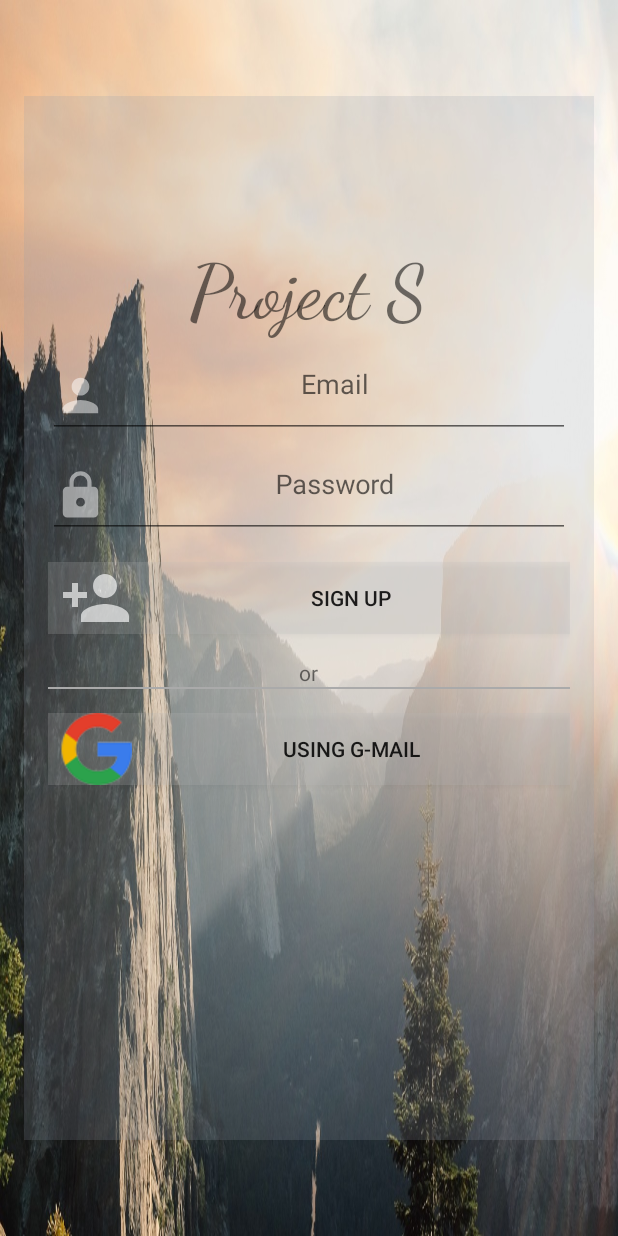
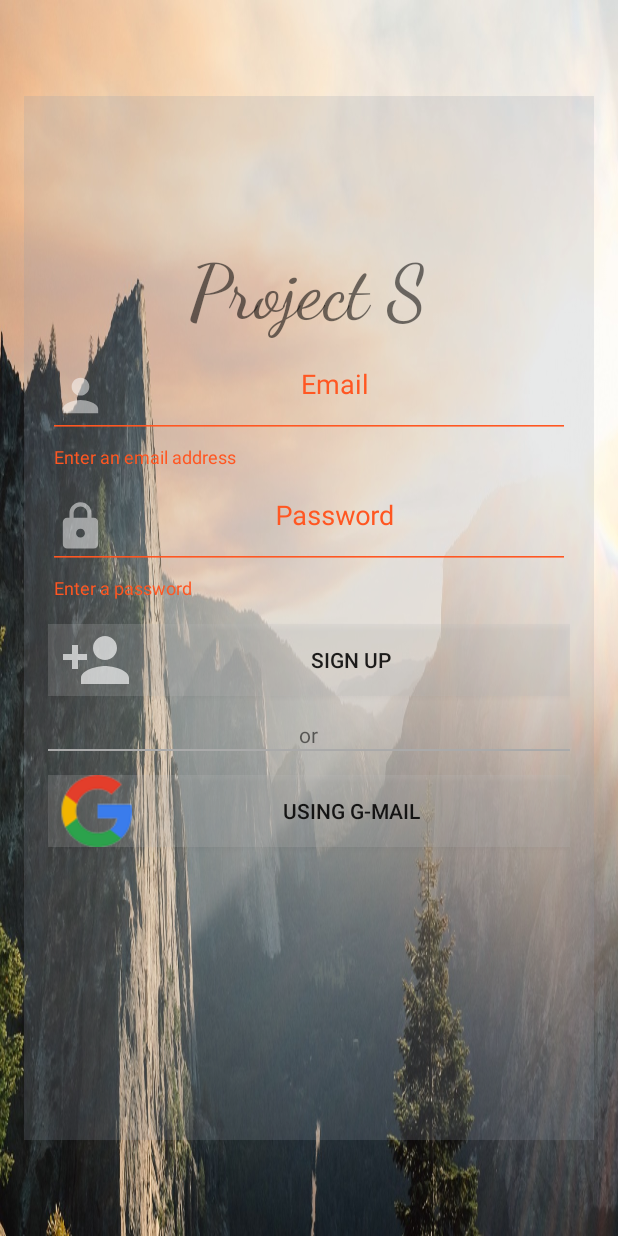
Before and after one commit to NgakaMafona/ProjectS, an Android app: the fragment SignUp placed in its activity, after a tap on "SIGN UP", on a phone screen of 412 x 824 dp. Run offline under Robolectric (Android 15) with nearby library versions, the phone set to English and light mode, and no system bars; our stand-ins replace Firebase (no records; nobody signed in at launch, a user with empty details on screens opened directly).

Commit message:
Second commit
1: Added input types
2: SignUp with username and email address functioning

```diff
--- a/app/build.gradle
+++ b/app/build.gradle
@@ -5,7 +5,7 @@ android {
     buildToolsVersion "25.0.0"
     defaultConfig {
         applicationId "za.co.developersjunction.projects"
-        minSdkVersion 23
+        minSdkVersion 19
         targetSdkVersion 25
         versionCode 1
         versionName "1.0"
--- a/app/src/main/AndroidManifest.xml
+++ b/app/src/main/AndroidManifest.xml
@@ -19,6 +19,8 @@
             android:name=".SignInActivity"
             android:theme="@style/Theme.AppCompat.Light.NoActionBar">
         </activity>
+        <activity android:name=".loginTest">
+        </activity>
     </application>
 
 </manifest>
--- a/app/src/main/java/layout/SignUp.java
+++ b/app/src/main/java/layout/SignUp.java
@@ -3,6 +3,7 @@ package layout;
 
 import android.app.Fragment;
 //import android.support.v4.app.Fragment;
+import android.content.Intent;
 import android.os.Bundle;
 import android.support.annotation.NonNull;
 import android.support.design.widget.TextInputLayout;
@@ -14,14 +15,21 @@ import android.view.ViewGroup;
 import android.widget.Button;
 import android.widget.EditText;
 import android.widget.TextView;
+import android.widget.Toast;
 
 import com.google.android.gms.auth.api.Auth;
 import com.google.android.gms.auth.api.signin.GoogleSignInOptions;
 import com.google.android.gms.common.api.GoogleApiClient;
+import com.google.android.gms.tasks.OnCompleteListener;
+import com.google.android.gms.tasks.Task;
+import com.google.firebase.auth.AuthResult;
 import com.google.firebase.auth.FirebaseAuth;
 import com.google.firebase.auth.FirebaseUser;
 
 import za.co.developersjunction.projects.R;
+import za.co.developersjunction.projects.Validations;
+import za.co.developersjunction.projects.loginTest;
+import za.co.developersjunction.projects.pojo.Login;
 
 /**
  * A simple {@link Fragment} subclass.
@@ -34,6 +42,8 @@ public class SignUp extends Fragment implements View.OnClickListener
     private EditText edt_sign_in_password;
     private TextView tv_sign_up;
 
+    View v;
+
     //TextInputLayout global declaration
     private TextInputLayout til_email;
     private TextInputLayout til_pass;
@@ -41,6 +51,12 @@ public class SignUp extends Fragment implements View.OnClickListener
     //Button global declaration
     private Button btn_google_signUp;
     private Button btn_on_signUp;
+
+    //check for valid email and password
+    private boolean valid_email;
+    private boolean valid_password;
+
+    private boolean isSucc;
 
     //Firebase global declaration
     private GoogleApiClient mGoogleApiClient;
@@ -58,7 +74,7 @@ public class SignUp extends Fragment implements View.OnClickListener
     public View onCreateView(LayoutInflater inflater, ViewGroup container,Bundle savedInstanceState)
     {
         // Inflate the layout for this fragment
-        View v = inflater.inflate(R.layout.fragment_sign_up, container, false);
+        v = inflater.inflate(R.layout.fragment_sign_up, container, false);
 
         //Initialise EditTexts
         edt_sign_in_email = (EditText) v.findViewById(R.id.edt_sign_in_email);
@@ -122,7 +138,66 @@ public class SignUp extends Fragment implements View.OnClickListener
         }
         else if(btn_id ==  R.id.btn_email_sign_up)
         {
+            Validations val = new Validations();
+            Login l;
 
+            //get text from edittexts
+            String email = edt_sign_in_email.getText().toString();
+            String password = edt_sign_in_password.getText().toString();
+
+            //validate email and password
+            valid_email =  val.isValidEmail(email);
+            valid_password = val.validPassword(password);
+
+            //check for empty string
+            if(email.equals(""))
+            {
+                til_email.setError("Enter an email address");
+            }
+            else
+            {
+                til_email.setErrorEnabled(false);
+
+                if(!valid_email)
+                {
+                    til_email.setError("Enter a valid email address");
+                }
+                else
+                {
+                    til_email.setError("");
+                }
+            }
+
+            //check for password empty string
+            if(password.equals(""))
+            {
+                til_pass.setError("Enter a password");
+            }
+            else
+            {
+                til_pass.setError("");
+
+                if(!valid_password)
+                {
+                    til_pass.setError("Enter a valid password");
+                }
+                else
+                {
+                    til_pass.setError("");
+                }
+            }
+
+            if(valid_email && valid_password)
+            {
+                l = new Login(email,password);
+                createAccount(l);
+
+                if (isSucc)
+                {
+                    startActivity(new Intent(getActivity(),loginTest.class));
+                }
+
+            }
         }
 
     }
@@ -141,4 +216,28 @@ public class SignUp extends Fragment implements View.OnClickListener
         super.onStop();
         mGoogleApiClient.disconnect();
     }
+
+    public void createAccount(Login l)
+    {
+        mFirebaseAuth.createUserWithEmailAndPassword(l.getEmail(),l.getPassword())
+                .addOnCompleteListener(getActivity(), new OnCompleteListener<AuthResult>()
+                {
+                    @Override
+                    public void onComplete(@NonNull Task<AuthResult> task)
+                    {
+                        if(!task.isSuccessful())
+                        {
+                            isSucc = false;
+
+                            Toast.makeText(getActivity(),"Error creating account " + task.isSuccessful(),Toast.LENGTH_LONG).show();
+                        }
+                        else
+                        {
+                            isSucc = true;
+
+                            Toast.makeText(getActivity(),"Account Created Successfully" + task.isSuccessful(),Toast.LENGTH_LONG).show();
+                        }
+                    }
+                });
+    }
 }
--- a/app/src/main/res/layout/fragment_sign_up.xml
+++ b/app/src/main/res/layout/fragment_sign_up.xml
@@ -2,10 +2,10 @@
              xmlns:tools="http://schemas.android.com/tools"
              android:layout_width="match_parent"
              android:layout_height="match_parent"
-             android:paddingBottom="@dimen/activity_vertical_margin"
-             android:paddingLeft="@dimen/activity_horizontal_margin"
-             android:paddingRight="@dimen/activity_horizontal_margin"
-             android:paddingTop="@dimen/activity_vertical_margin"
+             android:paddingBottom="@dimen/frag_vertical_margin"
+             android:paddingLeft="@dimen/frag_horizontal_margin"
+             android:paddingRight="@dimen/frag_horizontal_margin"
+             android:paddingTop="@dimen/frag_vertical_margin"
              tools:context="layout.SignUp"
              android:background="@drawable/img_dawn_landscape_mountains_nature">
 
@@ -41,6 +41,7 @@
                 android:layout_width="match_parent"
                 android:layout_height="wrap_content"
                 android:drawableLeft="@drawable/ic_user_35dp"
+                android:inputType="textEmailAddress"
                 android:hint="@string/edt_sign_in_email"
                 android:gravity="center_horizontal"
                 android:layout_below="@+id/btn_email_sign_in"
@@ -59,6 +60,7 @@
                 android:layout_width="match_parent"
                 android:layout_height="wrap_content"
                 android:drawableLeft="@drawable/ic_lock_black_24dp"
+                android:inputType="textPassword"
                 android:hint="@string/edt_sign_in_password"
                 android:gravity="center_horizontal"
                 android:layout_below="@+id/edt_sign_in_email"
--- a/app/src/main/res/values/dimens.xml
+++ b/app/src/main/res/values/dimens.xml
@@ -1,9 +1,13 @@
 <resources>
     <!-- Default screen margins, per the Android Design guidelines. -->
     <dimen name="activity_horizontal_margin">16dp</dimen>
-    <dimen name="activity_vertical_margin">64dp</dimen>
+    <dimen name="activity_vertical_margin">16dp</dimen>
 
     <!-- Linear layout padding for space between buttons and layout -->
+
+    <dimen name="frag_horizontal_margin">16dp</dimen>
+    <dimen name="frag_vertical_margin">64dp</dimen>
+
     <dimen name="lin_lay_pad_left">16dp</dimen>
     <dimen name="lin_lay_pad_right">16dp</dimen>
     <dimen name="lin_lay_pad_bottom">16dp</dimen>
```
Also changed, not shown: app/src/main/java/za/co/developersjunction/projects/loginTest.java (added, +15 -0 lines), app/src/main/res/layout/activity_login_test.xml (added, +20 -0 lines), app/src/main/res/layout/fragment_sign_in.xml (+6 -4 lines).
